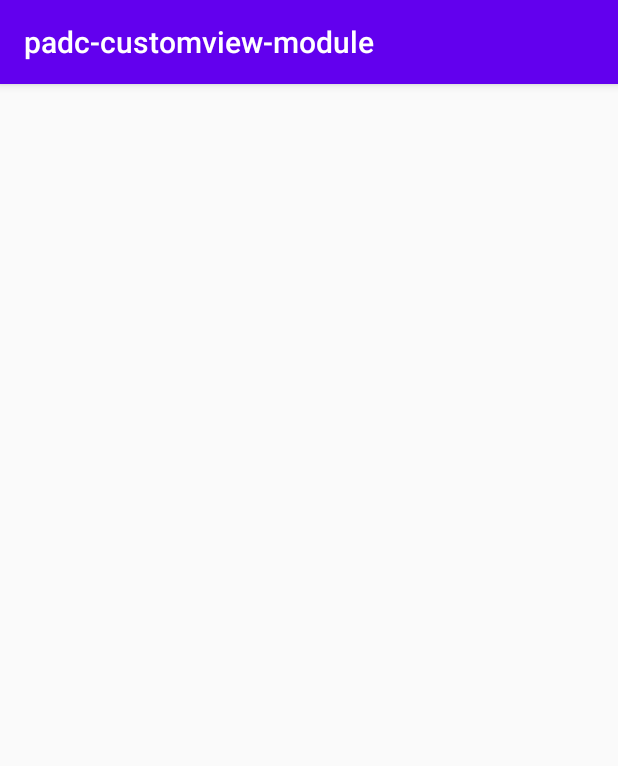
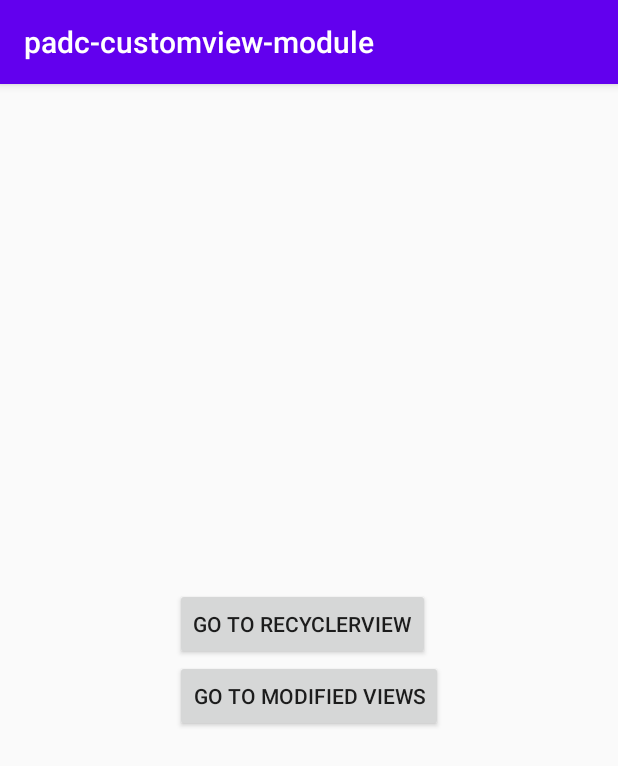
Before and after one commit to dkslayer3331/custom-views, an Android app: the screen it shows after launch (MainActivity), on a phone screen of 412 x 824 dp. Shown: the top 766 px of the screen. Run offline under Robolectric (Android 15) with nearby library versions, the phone set to English and light mode, and no system bars.

```diff
--- a/app/build.gradle
+++ b/app/build.gradle
@@ -45,5 +45,9 @@ dependencies {
     //mmtext view
     implementation "org.mmtextview:mmtextview:1.5"
 
+    implementation 'bg.devlabs.fastlist:fast-list:1.4'
+
+    implementation "androidx.recyclerview:recyclerview:1.1.0"
+
 
 }
--- a/app/src/main/AndroidManifest.xml
+++ b/app/src/main/AndroidManifest.xml
@@ -9,7 +9,9 @@
         android:roundIcon="@mipmap/ic_launcher_round"
         android:supportsRtl="true"
         android:theme="@style/AppTheme">
-        <activity android:name=".MainActivity">
+        <activity android:name=".activity.ReactionViewPodActivity"></activity>
+        <activity android:name=".activity.ModifiedViewActivity" />
+        <activity android:name=".activity.MainActivity">
             <intent-filter>
                 <action android:name="android.intent.action.MAIN" />
 
--- /dev/null
+++ b/app/src/main/java/com/mhst/padc_customview_module/activity/MainActivity.kt
@@ -0,0 +1,27 @@
+package com.mhst.padc_customview_module.activity
+
+import androidx.appcompat.app.AppCompatActivity
+import android.os.Bundle
+import androidx.recyclerview.widget.RecyclerView
+import com.mhst.padc_customview_module.R
+import kotlinx.android.synthetic.main.activity_main.*
+
+class MainActivity : AppCompatActivity() {
+
+    override fun onCreate(savedInstanceState: Bundle?) {
+        super.onCreate(savedInstanceState)
+        setContentView(R.layout.activity_main)
+
+        btnGoToMv.setOnClickListener {
+            val intent = ModifiedViewActivity.newIntent(this)
+            startActivity(intent)
+        }
+
+        btnGoToRv.setOnClickListener {
+            startActivity(ReactionViewPodActivity.newIntent(this))
+        }
+
+    }
+
+
+}
--- a/app/src/main/java/com/mhst/padc_customview_module/ReactionView.kt
+++ b/app/src/main/java/com/mhst/padc_customview_module/viewpods/ReactionView.kt
@@ -1,4 +1,4 @@
-package com.mhst.padc_customview_module
+package com.mhst.padc_customview_module.viewpods
 
 import android.content.Context
 import android.util.AttributeSet
--- a/app/src/main/res/layout/activity_main.xml
+++ b/app/src/main/res/layout/activity_main.xml
@@ -1,8 +1,33 @@
 <?xml version="1.0" encoding="utf-8"?>
-<LinearLayout android:orientation="vertical"
+<RelativeLayout android:orientation="vertical"
     android:layout_width="match_parent"
     android:layout_height="match_parent"
     xmlns:android="http://schemas.android.com/apk/res/android"
     xmlns:app="http://schemas.android.com/apk/res-auto"
     xmlns:tools="http://schemas.android.com/tools">
-</LinearLayout>
+    <LinearLayout
+        android:layout_centerInParent="true"
+        android:layout_width="wrap_content"
+        android:layout_height="wrap_content"
+        android:orientation="vertical">
+
+        <Button
+            android:id="@+id/btnGoToRv"
+            android:text="@string/go_to_recyclerview"
+            android:layout_width="wrap_content"
+            android:layout_height="wrap_content"/>
+
+        <Button
+            android:id="@+id/btnGoToMv"
+            android:text="@string/go_to_modified_views"
+            android:layout_width="wrap_content"
+            android:layout_height="wrap_content"/>
+
+<!--        <Button-->
+<!--            android:id="@+id/btnGoToRv"-->
+<!--            android:text="@string/go_to_recyclerview"-->
+<!--            android:layout_width="wrap_content"-->
+<!--            android:layout_height="wrap_content"/>-->
+
+    </LinearLayout>
+</RelativeLayout>
--- a/app/src/main/res/layout/viewpod_reaction.xml
+++ b/app/src/main/res/layout/viewpod_reaction.xml
@@ -1,5 +1,5 @@
 <?xml version="1.0" encoding="utf-8"?>
-<com.mhst.padc_customview_module.ReactionView xmlns:android="http://schemas.android.com/apk/res/android"
+<com.mhst.padc_customview_module.viewpods.ReactionView xmlns:android="http://schemas.android.com/apk/res/android"
     android:layout_width="match_parent"
     android:layout_height="wrap_content"
     xmlns:app="http://schemas.android.com/apk/res-auto">
@@ -102,4 +102,4 @@
 
     </LinearLayout>
 
-</com.mhst.padc_customview_module.ReactionView>
+</com.mhst.padc_customview_module.viewpods.ReactionView>
--- a/app/src/main/res/values/strings.xml
+++ b/app/src/main/res/values/strings.xml
@@ -1,3 +1,6 @@
 <resources>
     <string name="app_name">padc-customview-module</string>
+    <string name="go_to_recyclerview">go to recyclerview</string>
+    <string name="go_to_custom_imageview">Go to custom imageview</string>
+    <string name="go_to_modified_views">go to modified views</string>
 </resources>
```
Also changed, not shown: app/src/main/java/com/mhst/padc_customview_module/MainActivity.kt (deleted, +0 -19 lines), app/src/main/java/com/mhst/padc_customview_module/activity/ModifiedViewActivity.kt (added, +21 -0 lines), app/src/main/java/com/mhst/padc_customview_module/activity/ReactionViewPodActivity.kt (added, +42 -0 lines), app/src/main/java/com/mhst/padc_customview_module/views/CustomImageView.kt (renamed from app/src/main/java/com/mhst/padc_customview_module/CustomImageView.kt, +5 -3 lines), app/src/main/java/com/mhst/padc_customview_module/views/MyCustomEditText.kt (renamed from app/src/main/java/com/mhst/padc_customview_module/MyCustomEditText.kt, +5 -3 lines), app/src/main/res/layout/activity_modified_view.xml (added, +32 -0 lines), app/src/main/res/layout/activity_reaction_view_pod.xml (added, +14 -0 lines), app/src/main/res/layout/viewholder_item.xml (added, +22 -0 lines).
